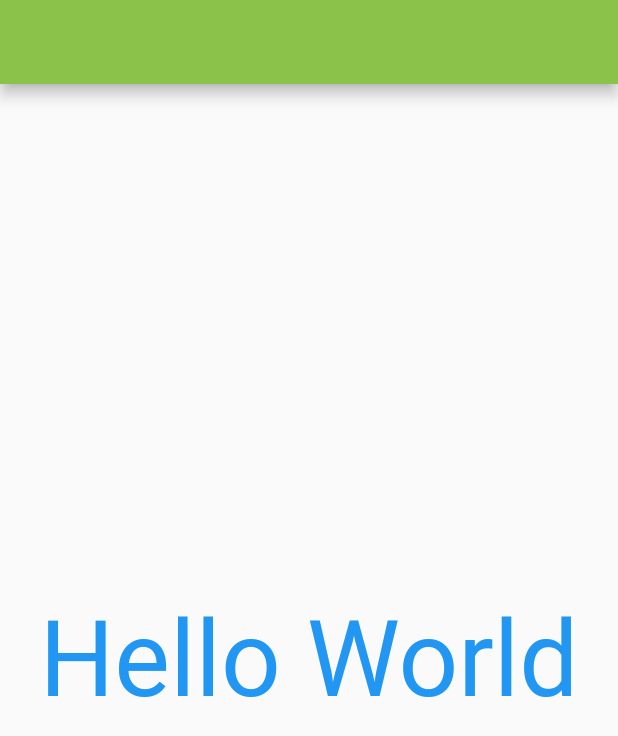
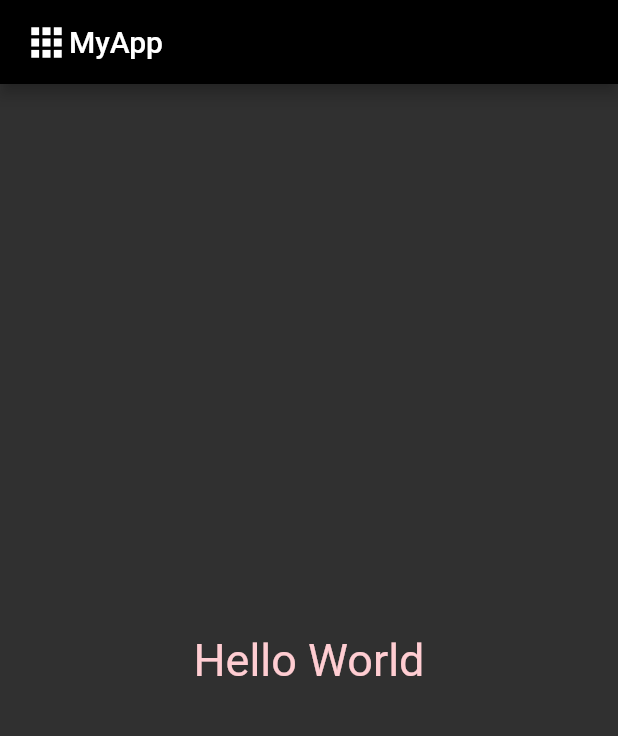
Before and after one commit to egidiocs/flutter-fireship-firebase-quizzap, a Flutter app: the screen it shows after launch, on a phone screen of 412 x 824 dp. Shown: the top 736 px of the screen. Run offline on Flutter 3.47's test engine with Material 2 defaults, Android fonts, the phone set to English and light mode, and no system bars.

Commit message:
concepts-themes my

```diff
--- a/lib/main.dart
+++ b/lib/main.dart
@@ -7,11 +7,11 @@ class MyApp extends StatelessWidget {
   Widget build(BuildContext context) {
     return MaterialApp(
       theme: ThemeData(
-          brightness: Brightness.light,
-          primaryColor: Colors.lightGreen,
+          brightness: Brightness.dark,
+          primaryColor: Colors.black,
           textTheme: TextTheme(
-              body1: TextStyle(color: Colors.red, fontSize: 30),
-              headline: TextStyle(color: Colors.blue, fontSize: 70))),
+              body1: TextStyle(color: Colors.red.shade100, fontSize: 30),
+              headline: TextStyle(color: Colors.blue.shade100, fontSize: 70))),
       home: HomeScreen(),
     );
   }
@@ -21,11 +21,15 @@ class HomeScreen extends StatelessWidget {
   @override
   Widget build(BuildContext context) {
     return Scaffold(
-        appBar: AppBar(),
+        appBar: AppBar(
+            iconTheme: IconThemeData(color: Colors.white, size: 30),
+            title: Row(
+              children: <Widget>[Icon(Icons.apps), Text('MyApp')],
+            )),
         body: Center(
           child: Text(
             'Hello World',
-            style: Theme.of(context).textTheme.headline,
+            style: Theme.of(context).textTheme.body1,
           ),
         ));
   }
```
